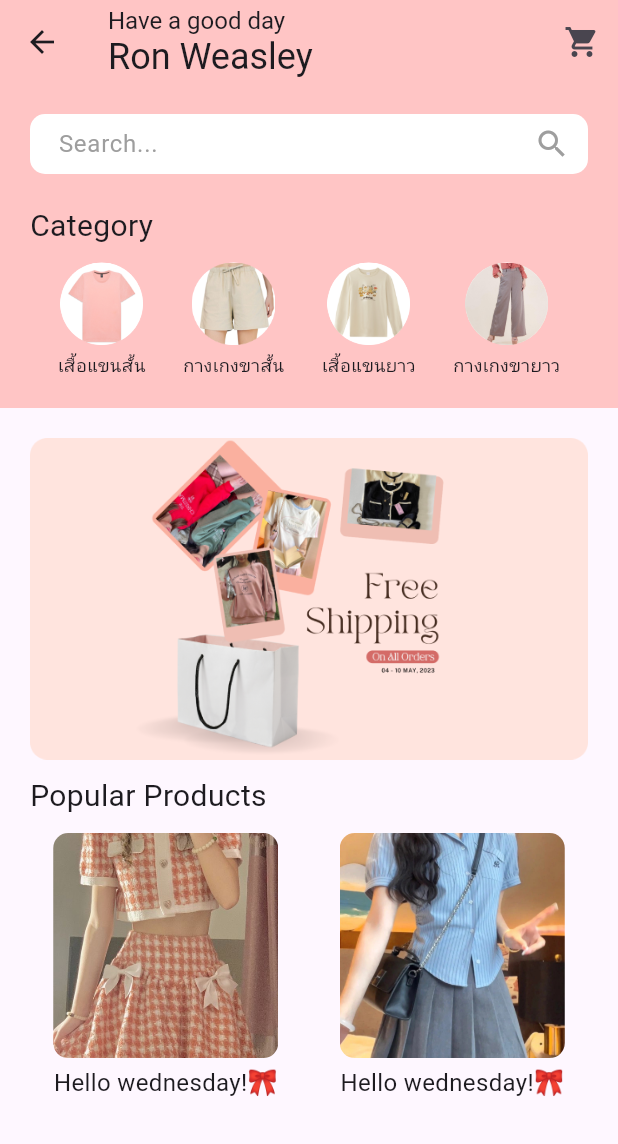
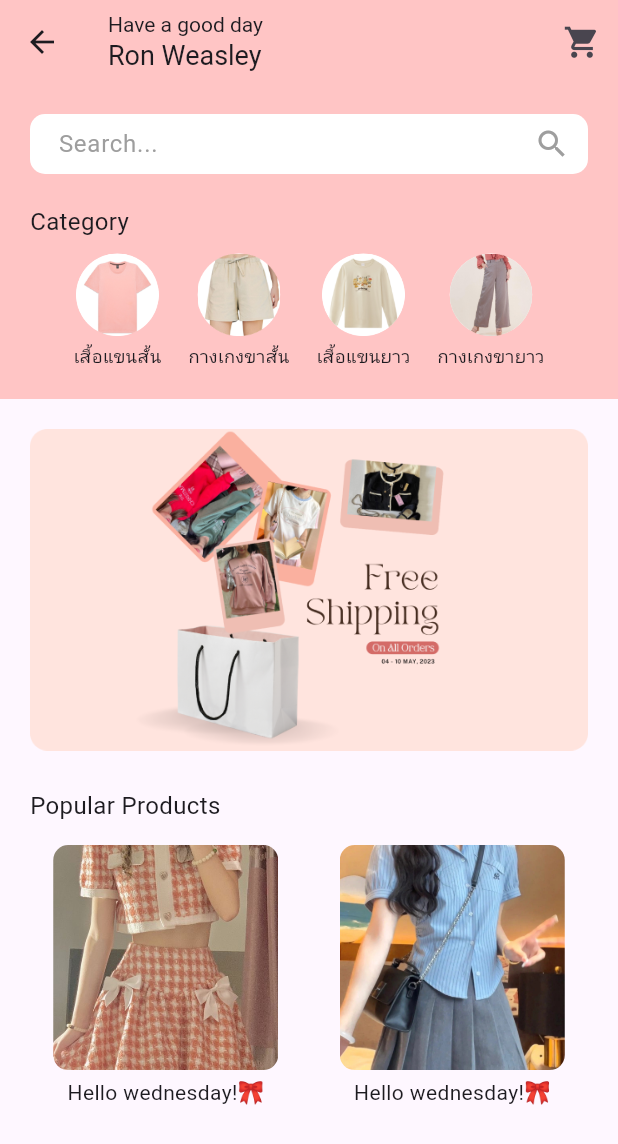
Before and after one commit to bokky224236/mib_login, a Flutter app: the HomePagemew screen opened by its route, on a phone screen of 412 x 824 dp. Shown: the top 1144 px of the screen. Run offline on Flutter 3.47's test engine with Material 3 defaults, Android fonts, the light colour scheme and no system bars; our stand-ins replace firebase_auth, firebase_core; accounts and stored records are empty.

Commit message:
Homepage!!!!!!

```diff
--- a/lib/User/homepage/homepage.dart
+++ b/lib/User/homepage/homepage.dart
@@ -34,21 +34,22 @@ class HomePagemew extends StatelessWidget {
           children: [
             Text(
               'Have a good day',
-              style: TextStyle(fontSize: 16.0),
+              style: TextStyle(fontSize: 14.0),
             ),
             Text(
               'Ron Weasley',
-              style: TextStyle(fontSize: 24.0),
+              style: TextStyle(fontSize: 18.0),
             ),
           ],
         ),
         actions: [
           IconButton(
             icon: Icon(Icons.shopping_cart),
+            iconSize: 25, // ปรับความสูงของไอคอนเป็น 28 พิกเซล
             onPressed: () {
               Navigator.push(
-                  context,
-                  MaterialPageRoute(
+                context,
+                MaterialPageRoute(
                   builder: (context) => CartScreen(imagePath: 'assets/'),
                 ),
               );
@@ -56,7 +57,7 @@ class HomePagemew extends StatelessWidget {
           ),
         ],
       ),
-      body: SingleChildScrollView( // ใช้ SingleChildScrollView เพื่อให้สามารถเลื่อนหน้าจอได้
+      body: SingleChildScrollView(
         child: Column(
           children: [
             Container(
@@ -87,13 +88,13 @@ class HomePagemew extends StatelessWidget {
                   SizedBox(height: 20),
                   Text(
                     'Category',
-                    style: TextStyle(fontSize: 20.0),
+                    style: TextStyle(fontSize: 16.0),
                   ),
                   SizedBox(height: 10.0),
                  Container(
                   alignment: Alignment.center,
                   child: Wrap(
-                    spacing: 25,
+                    spacing: 18,
                     runSpacing: 10,
                     children: List.generate(imageAssetPaths.length, (index) {
                       String categoryText = '';
@@ -151,12 +152,12 @@ class HomePagemew extends StatelessWidget {
                       fit: BoxFit.cover,
                     ),
                   ),
-                  SizedBox(height: 10.0),
+                  SizedBox(height: 25.0),
                   Text(
                     'Popular Products',
-                    style: TextStyle(fontSize: 20.0),
+                    style: TextStyle(fontSize: 16.0),
                   ),
-                  SizedBox(height: 10.0),
+                  SizedBox(height: 15.0),
                   Row(
                     children: [
                       Expanded(
@@ -185,7 +186,7 @@ class HomePagemew extends StatelessWidget {
                                 SizedBox(height: 5.0),
                                 Text(
                                   'Hello wednesday!🎀',
-                                  style: TextStyle(fontSize: 16.0),
+                                  style: TextStyle(fontSize: 14.0),
                                 ),
                               ],
                             ),
@@ -219,7 +220,7 @@ class HomePagemew extends StatelessWidget {
                                 SizedBox(height: 5.0),
                                 Text(
                                   'Hello wednesday!🎀',
-                                  style: TextStyle(fontSize: 16.0),
+                                  style: TextStyle(fontSize: 14.0),
                                 ),
                               ],
                             ),
```
Also changed, not shown: 1 other file.
